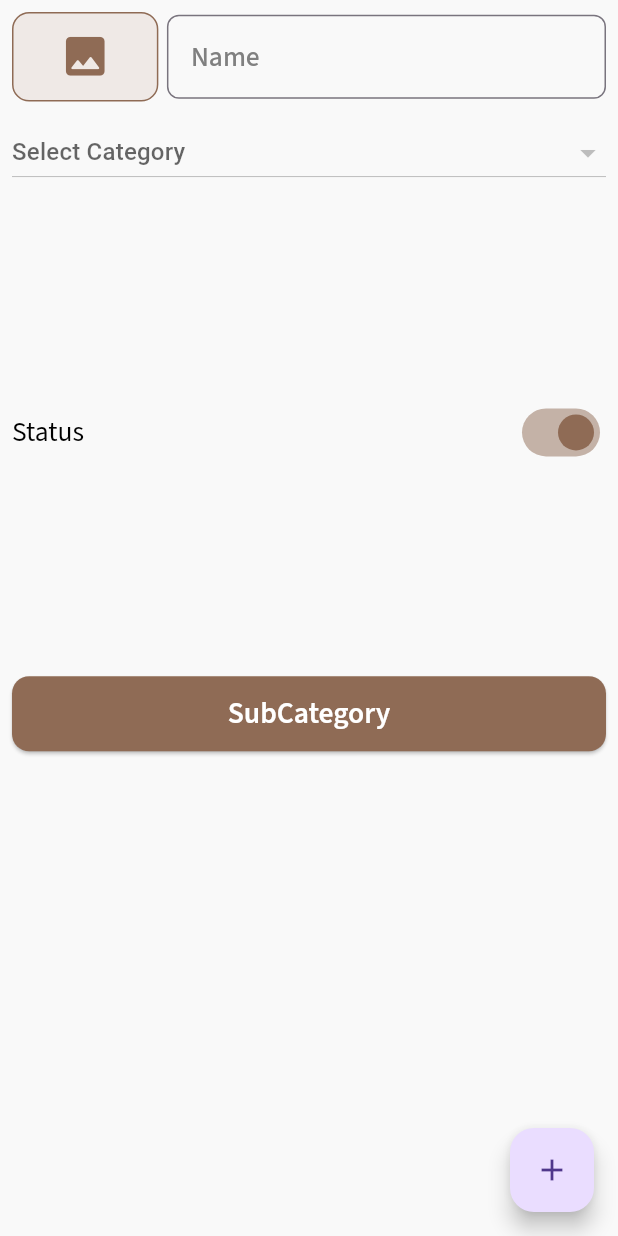
After one commit to drax6055/admin_ifloriana, a Flutter app: the Subcategotyscreen screen opened by its route, after a tap on the "image" icon, after a tap on "SubCategory", on a phone screen of 412 x 824 dp. The commit adds this screen. Run offline on Flutter 3.47's test engine with Material 3 defaults, Android fonts, the phone set to English and light mode, and no system bars; our stand-ins replace dio, file_picker, fl_chart, flutter_dotenv, flutter_screenutil, flutter_secure_storage and 5 more; missing offline and left inert: razorpay_flutter, step_progress; accounts and stored records are empty.

Commit message:
subcategory edit pending

```diff
--- a/lib/network/network_const.dart
+++ b/lib/network/network_const.dart
@@ -31,4 +31,9 @@ class Endpoints {
   static const String getTex = "/taxes?salon_id=";
   static const String getCoupons = "/coupons?salon_id=";
   static const String coupons = "/coupons";
+
+  static const String addSubCategory = "/subcategories";
+
+    static const String getSubCategory = "/subcategories?salon_id=";
+
 }
--- a/lib/route/app_page.dart
+++ b/lib/route/app_page.dart
@@ -6,6 +6,7 @@ import 'package:flutter_template/ui/drawer/coupons/addNewCoupon/addCouponScreen.
 import 'package:flutter_template/ui/drawer/coupons/couponsScreen.dart';
 import 'package:flutter_template/ui/drawer/drawer_screen.dart';
 import 'package:flutter_template/ui/drawer/services/addServices/addservicesScreen.dart';
+import 'package:flutter_template/ui/drawer/services/subCategory/subCategotySCreen.dart';
 import 'package:flutter_template/ui/drawer/staff/addNewStaffScreen.dart';
 import 'package:flutter_template/ui/drawer/staff/staffDetailsScreen.dart' show Staffdetailsscreen;
 import 'package:flutter_template/ui/drawer/udpate_salon_details/updateSalon_screen.dart';
@@ -86,6 +87,10 @@ class AppPages {
         page: () => AddCouponScreen(),
         transition: Transition.rightToLeft),
 
+    GetPage(
+        name: Routes.addSubcategory,
+        page: () => Subcategotyscreen(),
+        transition: Transition.rightToLeft),
 
 
 
--- a/lib/route/app_route.dart
+++ b/lib/route/app_route.dart
@@ -18,4 +18,7 @@ abstract class Routes {
   static const getCoupons = '/CouponsScreen';
   static const addCoupon = '/AddCouponScreen';
 
+  static const addSubcategory = '/Subcategotyscreen';
+
+
 }
--- /dev/null
+++ b/lib/ui/drawer/services/subCategory/subCategoryController.dart
@@ -0,0 +1,112 @@
+import 'package:flutter/widgets.dart';
+import 'package:flutter_template/main.dart';
+import 'package:flutter_template/network/network_const.dart';
+import 'package:flutter_template/wiget/custome_snackbar.dart';
+import 'package:get/get.dart';
+
+class Category {
+  final String? id;
+  final String? name;
+
+  Category({this.id, this.name});
+
+  factory Category.fromJson(Map<String, dynamic> json) {
+    return Category(
+      id: json['_id'],
+      name: json['name'],
+    );
+  }
+}
+class SubCategory {
+  final String id;
+  final String name;
+
+  SubCategory({required this.id, required this.name});
+
+  factory SubCategory.fromJson(Map<String, dynamic> json) {
+    return SubCategory(
+      id: json['_id'],
+      name: json['name'],
+    );
+  }
+}
+class Subcategorycontroller extends GetxController {
+  @override
+  void onInit() {
+    super.onInit();
+    getCategorys();
+    getSubCategory();
+  }
+
+  var branchList = <Category>[].obs;
+  var selectedBranch = Rx<Category?>(null);
+  var nameController = TextEditingController();
+  var isActive = true.obs;
+  var subCategoryList = <SubCategory>[].obs;
+
+
+  Future<void> getCategorys() async {
+    final loginUser = await prefs.getUser();
+    try {
+      var response = await dioClient.getData(
+        '${Apis.baseUrl}${Endpoints.getServiceCategotyName}${loginUser!.salonId}',
+        (json) => json,
+      );
+      final data = response['data'] as List;
+      branchList.value = data.map((e) => Category.fromJson(e)).toList();
+    } catch (e) {
+      CustomSnackbar.showError('Error', 'Failed to get data: $e');
+    }
+  }
+
+   Future<void> getSubCategory() async {
+    final loginUser = await prefs.getUser();
+    try {
+      var response = await dioClient.getData(
+        '${Apis.baseUrl}${Endpoints.getSubCategory}${loginUser!.salonId}',
+        (json) => json,
+      );
+      final data = response['data'] as List;
+      subCategoryList.value = data.map((e) => SubCategory.fromJson(e)).toList();
+    } catch (e) {
+      CustomSnackbar.showError('Error', 'Failed to get data: $e');
+    }
+  }
+Future<void> deleteSubCategory(String? subCategoryId) async {
+    final loginUser = await prefs.getUser();
+    if (subCategoryId == null) return;
+    try {
+      await dioClient.deleteData(
+        '${Apis.baseUrl}${Endpoints.addSubCategory}/$subCategoryId?salon_id=${loginUser!.salonId}',
+        (json) => json,
+      );
+
+      subCategoryList.removeWhere((s) => s.id == subCategoryId);
+      CustomSnackbar.showSuccess('Deleted', 'Subcategory removed successfully');
+    } catch (e) {
+      CustomSnackbar.showError('Error', 'Failed to delete subcategory: $e');
+    }
+  }
+
+  Future onaddNewSubcategory() async {
+    final loginUser = await prefs.getUser();
+
+    Map<String, dynamic> staffData = {
+      "name": nameController.text,
+      "image": null,
+      "salon_id": loginUser!.salonId,
+      "category_id": selectedBranch.value?.id,
+      'status': isActive.value ? 1 : 0,
+    };
+    try {
+      await dioClient.postData(
+        '${Apis.baseUrl}${Endpoints.addSubCategory}',
+        staffData,
+        (json) => json,
+      );
+      CustomSnackbar.showSuccess('Success', 'Staff added successfully');
+    } catch (e) {
+      CustomSnackbar.showError('Error', e.toString());
+    }
+  }
+}
--- /dev/null
+++ b/lib/ui/drawer/services/subCategory/subCategotyScreen.dart
@@ -0,0 +1,162 @@
+import 'package:flutter/material.dart';
+import 'package:flutter_screenutil/flutter_screenutil.dart';
+import 'package:flutter_template/commen_items/commen_class.dart';
+import 'package:flutter_template/route/app_route.dart';
+import 'package:flutter_template/ui/drawer/services/subCategory/subCategoryController.dart';
+import 'package:flutter_template/utils/colors.dart';
+import 'package:flutter_template/utils/custom_text_styles.dart';
+import 'package:flutter_template/utils/validation.dart';
+import 'package:flutter_template/wiget/Custome_button.dart';
+import 'package:flutter_template/wiget/Custome_textfield.dart';
+import 'package:flutter_template/wiget/custome_snackbar.dart';
+import 'package:flutter_template/wiget/custome_text.dart';
+import 'package:get/get.dart';
+
+class Subcategotyscreen extends StatelessWidget {
+  Subcategotyscreen({super.key});
+  final Subcategorycontroller getController = Get.put(Subcategorycontroller());
+
+  @override
+  Widget build(BuildContext context) {
+    return SafeArea(
+        child: Scaffold(
+      body: Padding(
+        padding: const EdgeInsets.all(8.0),
+        child: Column(
+          spacing: 10,
+          children: [
+            Row(
+              children: [
+                Expanded(
+                  child: Imagepicker(),
+                ),
+                SizedBox(
+                  width: 5.w,
+                ),
+                Expanded(
+                  flex: 3,
+                  child: CustomTextFormField(
+                    controller: getController.nameController,
+                    labelText: "Name",
+                    keyboardType: TextInputType.text,
+                    validator: (value) => Validation.validatename(value),
+                  ),
+                ),
+              ],
+            ),
+            branchDropdown(),
+            Expanded(
+              child: Obx(() => Row(
+                    mainAxisAlignment: MainAxisAlignment.spaceBetween,
+                    children: [
+                      CustomTextWidget(
+                        text: 'Status',
+                        textStyle:
+                            CustomTextStyles.textFontRegular(size: 14.sp),
+                      ),
+                      Switch(
+                        value: getController.isActive.value,
+                        onChanged: (value) {
+                          getController.isActive.value = value;
+                        },
+                        activeColor: primaryColor,
+                      ),
+                    ],
+                  )),
+            ),
+            Btn_Subcategory(),
+            Expanded(child: Obx(() {
+              return ListView.builder(
+                itemCount: getController.subCategoryList.length,
+                itemBuilder: (context, index) {
+                  final subCategory = getController.subCategoryList[index];
+                  return ListTile(
+                    title: Text(subCategory.name),
+                    trailing: IconButton(
+                      icon: Icon(Icons.delete, color: Colors.red),
+                      onPressed: () {
+                        getController.deleteSubCategory(subCategory.id);
+                      },
+                    ),
+                  );
+                },
+              );
+            })),
+          ],
+        ),
+      ),
+      floatingActionButton: FloatingActionButton(
+        onPressed: () {},
+        child: Icon(Icons.add),
+      ),
+    ));
+  }
+
+  Widget branchDropdown() {
+    return Obx(() {
+      return DropdownButton<Category>(
+        isExpanded: true,
+        value: getController.selectedBranch.value,
+        hint: const Text("Select Category"),
+        items: getController.branchList.map((Category branch) {
+          return DropdownMenuItem<Category>(
+            value: branch,
+            child: Text(branch.name ?? ''),
+          );
+        }).toList(),
+        onChanged: (Category? newValue) {
+          if (newValue != null) {
+            getController.selectedBranch.value = newValue;
+            CustomSnackbar.showSuccess(
+              'Category Selected',
+              'ID: ${newValue.id}',
+            );
+          }
+        },
+      );
+    });
+  }
+
+  Widget Imagepicker() {
+    return Obx(() {
+      return GestureDetector(
+        onTap: () => pickImage(isMultiple: false),
+        child: Container(
+          height: 50.h,
+          width: 70.w,
+          decoration: BoxDecoration(
+            border: Border.all(color: primaryColor),
+            shape: BoxShape.rectangle,
+            borderRadius: BorderRadius.circular(10.r),
+            color: secondaryColor.withOpacity(0.2),
+          ),
+          child: singleImage.value != null
+              ? ClipRRect(
+                  borderRadius: BorderRadius.circular(10.r),
+                  child: Image.file(
+                    singleImage.value!,
+                    fit: BoxFit.cover,
+                  ),
+                )
+              : Icon(Icons.image_rounded, color: primaryColor, size: 30.sp),
+        ),
+      );
+    });
+  }
+
+  Widget Btn_Subcategory() {
+    return ElevatedButtonExample(
+      text: "SubCategory",
+      onPressed: () {
+        getController.onaddNewSubcategory();
+      },
+    );
+  }
+}
+// {
+//   "salon_id": "680f52f17f30e732a48469f5",
+//   "image": "https://example.com/image.jpg",
+//   "category_id": "68107158ccaa14278104a0d4",
+//   "name": "Hair Styling",
+//   "status": 1
+// }
--- a/lib/ui/splash/splash_controller.dart
+++ b/lib/ui/splash/splash_controller.dart
@@ -21,7 +21,7 @@ class SplashController extends GetxController {
         if (accessToken == null) {
           Get.offNamed(Routes.loginScreen);
         } else {
-          Get.offNamed(Routes.getCoupons);
+          Get.offNamed(Routes.addSubcategory);
           // Get.offNamed(Routes.drawerScreen);
         }
       });
```
Also changed, not shown: lib/main.dart (line endings or trailing spaces), 4 other files.
